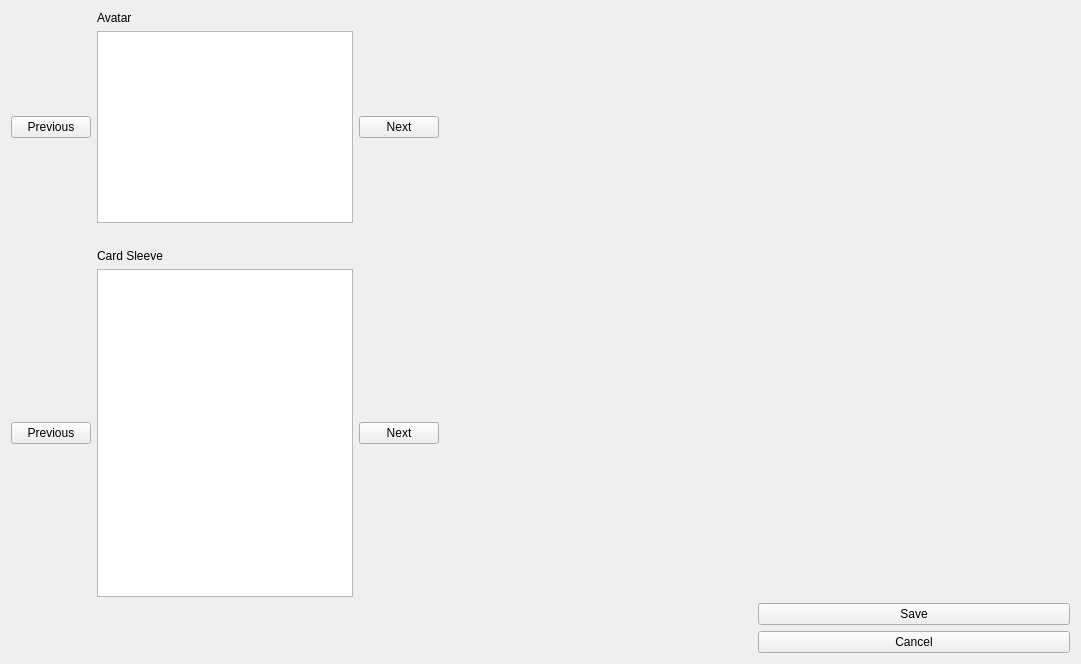
First picture: the form in Yugioh/sources/profilesettings.ui, repository crknuchu/yugioh-clone, before the edit.
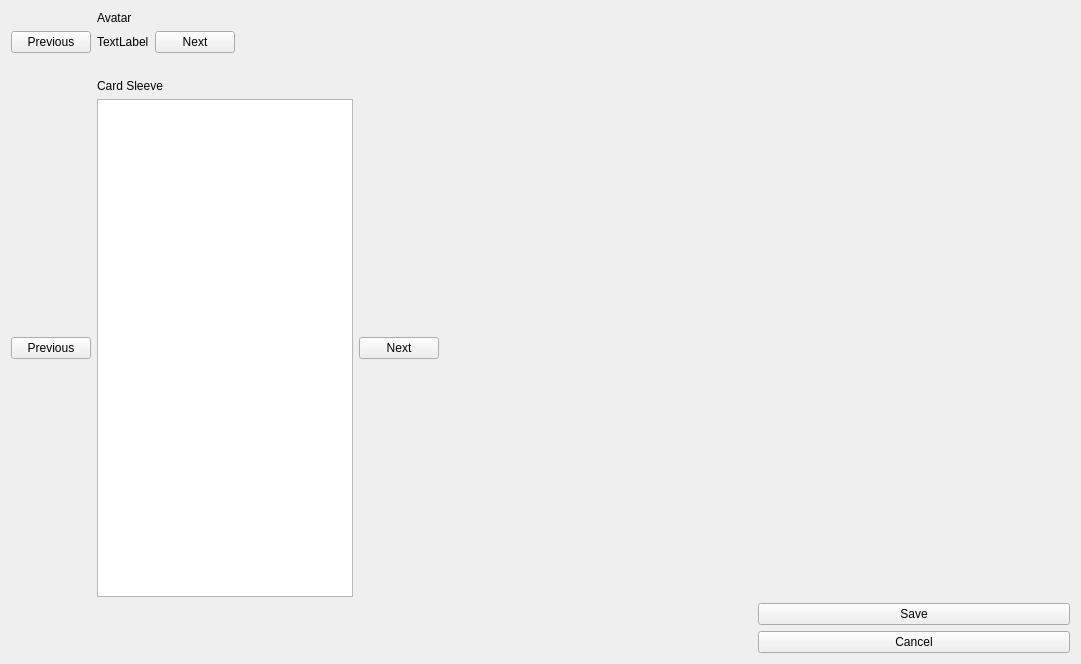
Second picture: the form after the edit.

Commit message:
fix: resize avatar picture, change background
now, picture are resized to the label size

```diff
--- a/Yugioh/sources/profilesettings.ui
+++ b/Yugioh/sources/profilesettings.ui
@@ -57,20 +57,9 @@
       </widget>
      </item>
      <item row="1" column="3">
-      <widget class="QGraphicsView" name="avatarWindow">
-       <property name="sizePolicy">
-        <sizepolicy hsizetype="Preferred" vsizetype="Preferred">
-         <horstretch>0</horstretch>
-         <verstretch>0</verstretch>
-        </sizepolicy>
-       </property>
-       <property name="sceneRect">
-        <rectf>
-         <x>0.000000000000000</x>
-         <y>0.000000000000000</y>
-         <width>100.000000000000000</width>
-         <height>100.000000000000000</height>
-        </rectf>
+      <widget class="QLabel" name="avatarWindow">
+       <property name="text">
+        <string>TextLabel</string>
        </property>
       </widget>
      </item>
```
The commit also changes 4 other files.
